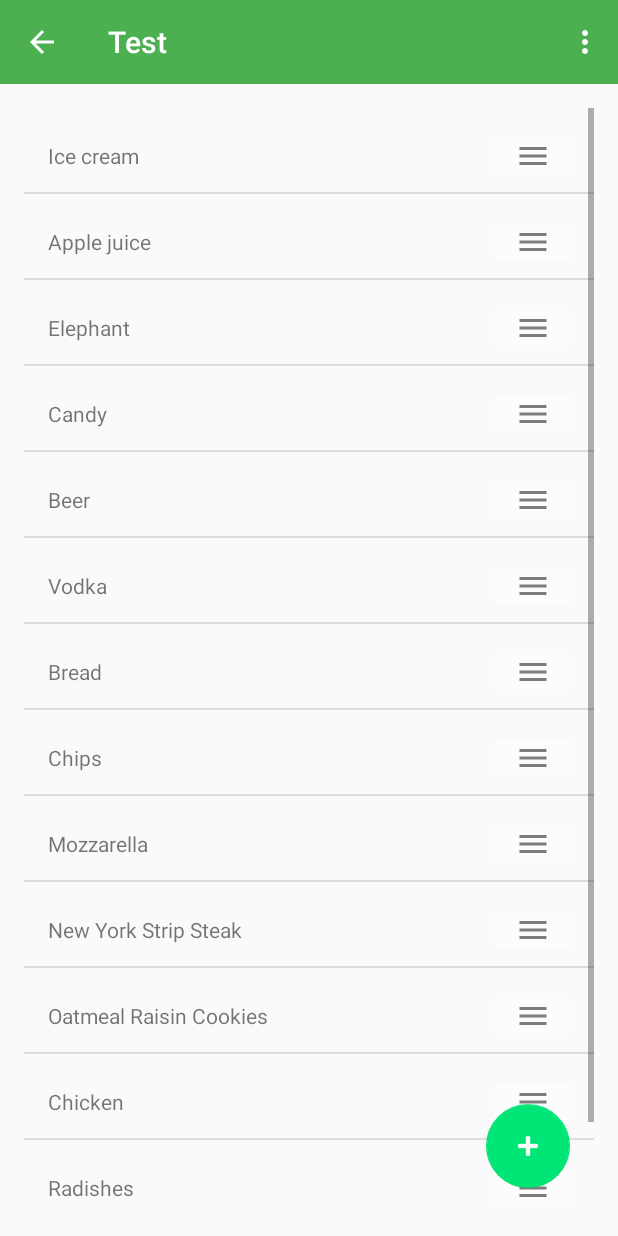
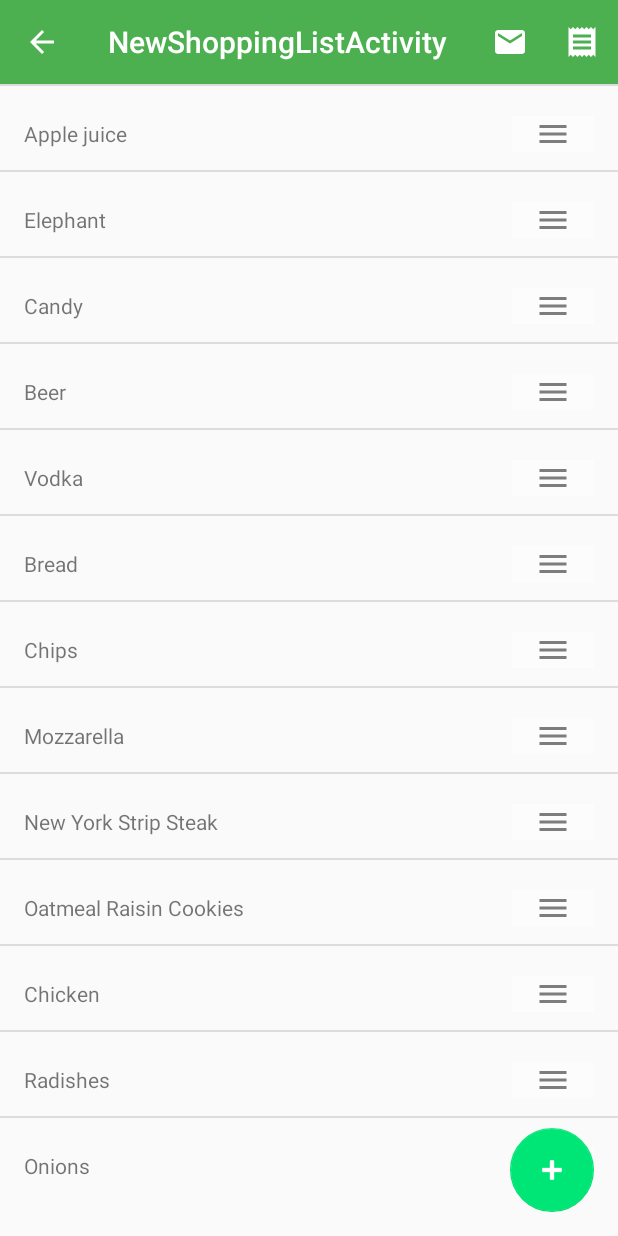
Before and after one commit to lawrencesmns/cmsc495, an Android app: the screen it shows after launch (MainActivity before the commit, NewShoppingListActivity after it), after a tap on "Create New Shopping List", on a phone screen of 412 x 824 dp. Run offline under Robolectric (Android 15) with nearby library versions, the phone set to English and light mode, and no system bars.

Commit message:
Finishing the newshoppinglist
Email, and new recipe button doesn't work, though. Drag and drop will be in next commit.

```diff
--- a/app/src/main/java/edu/umuc/cmsc495/shoppinglist/Objects/MainActivity.java
+++ b/app/src/main/java/edu/umuc/cmsc495/shoppinglist/Objects/MainActivity.java
@@ -14,9 +14,9 @@ import android.view.View;
 import android.widget.Button;
 
 import edu.umuc.cmsc495.shoppinglist.R;
-import edu.umuc.cmsc495.shoppinglist.UI.NewShoppingListFragment;
+import edu.umuc.cmsc495.shoppinglist.UI.*;
 
-public class MainActivity extends AppCompatActivity implements NewShoppingListFragment.OnFragmentInteractionListener {
+public class MainActivity extends AppCompatActivity {
 
     @Override
     protected void onCreate(Bundle savedInstanceState) {
@@ -30,7 +30,8 @@ public class MainActivity extends AppCompatActivity implements NewShoppingListFr
         Button btnNewShoppingList = (Button) findViewById(R.id.btn_new_list);
         btnNewShoppingList.setOnClickListener(new View.OnClickListener() {
             public void onClick(View v) {
-                launch(NewShoppingListFragment.class);
+                Intent intent = new Intent(v.getContext(), NewShoppingListActivity.class);
+                startActivity(intent);
             }
         });
 
@@ -57,24 +58,6 @@ public class MainActivity extends AppCompatActivity implements NewShoppingListFr
 
     }
 
-    void launch(Class<?> cls){
-        if(cls.getClass().isInstance(Fragment.class)){
-            Fragment newFragment = null;
-            try {
-                newFragment = (Fragment) cls.newInstance();
-            } catch (InstantiationException e) {
-                e.printStackTrace();
-            } catch (IllegalAccessException e) {
-                e.printStackTrace();
-            }
-            getSupportFragmentManager().beginTransaction()
-                    .replace(R.id.main_activity_container, newFragment).commit();
-        }else if(cls.getClass().isInstance(Activity.class)) {
-            Intent intent = new Intent(this, cls);
-            startActivity(intent);
-        }
-    }
-
     public boolean onCreateOptionsMenu(Menu menu) {
         MenuInflater inflater = getMenuInflater();
         inflater.inflate(R.menu.options_menu, menu);
@@ -96,9 +79,4 @@ public class MainActivity extends AppCompatActivity implements NewShoppingListFr
         return super.onOptionsItemSelected(item);
 
     }
-
-    @Override
-    public void onFragmentInteraction(Uri uri) {
-
-    }
 }
--- /dev/null
+++ b/app/src/main/java/edu/umuc/cmsc495/shoppinglist/UI/NewShoppingListActivity.java
@@ -0,0 +1,72 @@
+package edu.umuc.cmsc495.shoppinglist.UI;
+
+import android.os.Bundle;
+import android.support.design.widget.FloatingActionButton;
+import android.support.design.widget.Snackbar;
+import android.support.v7.app.ActionBar;
+import android.support.v7.app.AppCompatActivity;
+import android.support.v7.widget.Toolbar;
+import android.view.ContextMenu;
+import android.view.Menu;
+import android.view.MenuInflater;
+import android.view.View;
+import android.widget.ArrayAdapter;
+import android.widget.ListView;
+
+import java.util.ArrayList;
+import java.util.Arrays;
+import java.util.List;
+
+import edu.umuc.cmsc495.shoppinglist.R;
+
+public class NewShoppingListActivity extends AppCompatActivity {
+
+    @Override
+    protected void onCreate(Bundle savedInstanceState) {
+        super.onCreate(savedInstanceState);
+        initialize();
+
+        //this is dummy data!
+        String[] dummyRecipesArray = {
+                "Ice cream", "Apple juice", "Elephant", "Candy", "Beer", "Vodka", "Bread", "Chips",
+                "Mozzarella", "New York Strip Steak", "Oatmeal Raisin Cookies", "Chicken", "Radishes",
+                "Onions"
+        };
+
+        List<String> dummyRecipes = new ArrayList(Arrays.asList(dummyRecipesArray));
+        ArrayAdapter<String> mRecipeAdapter = new ArrayAdapter(this,
+                R.layout.list_item_new_shopping, R.id.list_item_recipename_textview, dummyRecipes);
+
+
+        // Inflate the layout for this fragment
+        ((ListView) findViewById(R.id.listview_recipesnew)).setAdapter(mRecipeAdapter);
+
+    }
+
+    @Override
+    public boolean onCreateOptionsMenu(Menu menu) {
+        MenuInflater inflater = getMenuInflater();
+        inflater.inflate(R.menu.new_shopping_list_actions, menu);
+        return true;
+    }
+
+    private void initialize(){
+
+        setContentView(R.layout.activity_new_shopping_list);
+        Toolbar mToolbar = (Toolbar) findViewById(R.id.new_shopping_list_toolbar);
+        setSupportActionBar(mToolbar);
+        getSupportActionBar().setDisplayHomeAsUpEnabled(true);
+
+        FloatingActionButton fab = (FloatingActionButton) findViewById(R.id.fab);
+        fab.setOnClickListener(new View.OnClickListener() {
+            @Override
+            public void onClick(View view) {
+                Snackbar.make(view, "Replace with your own action", Snackbar.LENGTH_LONG)
+                        .setAction("Action", null).show();
+            }
+        });
+    }
+
+
+
+}
--- a/app/src/main/java/edu/umuc/cmsc495/shoppinglist/UI/NewShoppingListFragment.java
+++ /dev/null
@@ -1,129 +0,0 @@
-package edu.umuc.cmsc495.shoppinglist.UI;
-
-import android.content.Context;
-import android.net.Uri;
-import android.os.Bundle;
-import android.support.v4.app.Fragment;
-import android.support.v7.app.ActionBar;
-import android.support.v7.app.AppCompatActivity;
-import android.view.LayoutInflater;
-import android.view.View;
-import android.view.ViewGroup;
-import android.widget.ArrayAdapter;
-import android.widget.ListView;
-
-import java.util.ArrayList;
-import java.util.Arrays;
-import java.util.List;
-
-import edu.umuc.cmsc495.shoppinglist.R;
-
-/**
- * A simple {@link Fragment} subclass.
- * Activities that contain this fragment must implement the
- * {@link NewShoppingListFragment.OnFragmentInteractionListener} interface
- * to handle interaction events.
- * Use the {@link NewShoppingListFragment#newInstance} factory method to
- * create an instance of this fragment.
- */
-public class NewShoppingListFragment extends Fragment {
-    ArrayAdapter<String> mRecipeAdapter;
-
-
-
-    private OnFragmentInteractionListener mListener;
-
-    public NewShoppingListFragment() {
-        // Required empty public constructor
-    }
-
-    /**
-     * Use this factory method to create a new instance of
-     * this fragment using the provided parameters.
-     *
-     * @param param1 Parameter 1.
-     * @param param2 Parameter 2.
-     * @return A new instance of fragment NewShoppingListFragment.
-     */
-    // TODO: Rename and change types and number of parameters
-    public static NewShoppingListFragment newInstance(String param1, String param2) {
-        NewShoppingListFragment fragment = new NewShoppingListFragment();
-        Bundle args = new Bundle();
-
-        fragment.setArguments(args);
-        return fragment;
-    }
-
-    @Override
-    public void onCreate(Bundle savedInstanceState) {
-        super.onCreate(savedInstanceState);
-
-        ActionBar actionBar = ((AppCompatActivity) getActivity()).getSupportActionBar();
-        actionBar.setTitle("Test");
-        actionBar.setDisplayHomeAsUpEnabled(true);
-
-    }
-
-    @Override
-    public View onCreateView(LayoutInflater inflater, ViewGroup container,
-                             Bundle savedInstanceState) {
-        //this is dummy data!
-        String[] dummyRecipesArray = {
-                "Ice cream", "Apple juice", "Elephant", "Candy", "Beer", "Vodka", "Bread", "Chips",
-                "Mozzarella", "New York Strip Steak", "Oatmeal Raisin Cookies", "Chicken", "Radishes",
-                "Onions"
-        };
-
-        List<String> dummyRecipes = new ArrayList(Arrays.asList(dummyRecipesArray));
-        mRecipeAdapter = new ArrayAdapter(getActivity(),
-                R.layout.list_item_new_shopping, R.id.list_item_recipename_textview, dummyRecipes);
-
-
-        // Inflate the layout for this fragment
-        View rootView = inflater.inflate(R.layout.fragment_new_shopping_list, container, false);
-
-        ListView listView = (ListView) rootView.findViewById(R.id.listview_recipesnew);
-        listView.setAdapter(mRecipeAdapter);
-        return rootView;
-    }
-
-    // TODO: Rename method, update argument and hook method into UI event
-    public void onButtonPressed(Uri uri) {
-        if (mListener != null) {
-            mListener.onFragmentInteraction(uri);
-        }
-    }
-
-    @Override
-    public void onAttach(Context context) {
-        super.onAttach(context);
-        if (context instanceof OnFragmentInteractionListener) {
-            mListener = (OnFragmentInteractionListener) context;
-        } else {
-            throw new RuntimeException(context.toString()
-                    + " must implement OnFragmentInteractionListener");
-        }
-    }
-
-    @Override
-    public void onDetach() {
-        super.onDetach();
-        mListener = null;
-    }
-
-    /**
-     * This interface must be implemented by activities that contain this
-     * fragment to allow an interaction in this fragment to be communicated
-     * to the activity and potentially other fragments contained in that
-     * activity.
-     * <p/>
-     * See the Android Training lesson <a href=
-     * "http://developer.android.com/training/basics/fragments/communicating.html"
-     * >Communicating with Other Fragments</a> for more information.
-     */
-    public interface OnFragmentInteractionListener {
-        // TODO: Update argument type and name
-        void onFragmentInteraction(Uri uri);
-    }
-
-}
--- /dev/null
+++ b/app/src/main/res/drawable/ic_mail_black_24dp.xml
@@ -0,0 +1,9 @@
+<vector xmlns:android="http://schemas.android.com/apk/res/android"
+        android:width="24dp"
+        android:height="24dp"
+        android:viewportWidth="24.0"
+        android:viewportHeight="24.0">
+    <path
+        android:fillColor="@android:color/white"
+        android:pathData="M20,4L4,4c-1.1,0 -1.99,0.9 -1.99,2L2,18c0,1.1 0.9,2 2,2h16c1.1,0 2,-0.9 2,-2L22,6c0,-1.1 -0.9,-2 -2,-2zM20,8l-8,5 -8,-5L4,6l8,5 8,-5v2z"/>
+</vector>
--- /dev/null
+++ b/app/src/main/res/drawable/ic_receipt_black_24dp.xml
@@ -0,0 +1,9 @@
+<vector xmlns:android="http://schemas.android.com/apk/res/android"
+        android:width="24dp"
+        android:height="24dp"
+        android:viewportWidth="24.0"
+        android:viewportHeight="24.0">
+    <path
+        android:fillColor="@android:color/white"
+        android:pathData="M18,17L6,17v-2h12v2zM18,13L6,13v-2h12v2zM18,9L6,9L6,7h12v2zM3,22l1.5,-1.5L6,22l1.5,-1.5L9,22l1.5,-1.5L12,22l1.5,-1.5L15,22l1.5,-1.5L18,22l1.5,-1.5L21,22L21,2l-1.5,1.5L18,2l-1.5,1.5L15,2l-1.5,1.5L12,2l-1.5,1.5L9,2 7.5,3.5 6,2 4.5,3.5 3,2v20z"/>
+</vector>
--- a/app/src/main/res/layout/fragment_new_shopping_list.xml
+++ b/app/src/main/res/layout/activity_new_shopping_list.xml
@@ -3,7 +3,7 @@
     android:layout_width="match_parent"
     android:layout_height="match_parent"
     xmlns:app="http://schemas.android.com/apk/res-auto"
-    tools:context="edu.umuc.cmsc495.shoppinglist.UI.NewShoppingListFragment">
+    tools:context=".UI.NewShoppingListActivity">
 
     <ListView
         android:layout_width="match_parent"
@@ -19,4 +19,13 @@
         android:tint="@android:color/white"
         android:src="@android:drawable/ic_input_add" />
 
+    <android.support.v7.widget.Toolbar
+        android:id="@+id/new_shopping_list_toolbar"
+        android:layout_width="match_parent"
+        android:layout_height="?attr/actionBarSize"
+        android:background="?attr/colorPrimary"
+        android:elevation="4dp"
+        app:theme="@style/ThemeOverlay.AppCompat.Dark.ActionBar"
+        app:popupTheme="@style/ThemeOverlay.AppCompat.Light" />
+
 </FrameLayout>
--- /dev/null
+++ b/app/src/main/res/menu/new_shopping_list_actions.xml
@@ -0,0 +1,16 @@
+<?xml version="1.0" encoding="utf-8"?>
+<menu xmlns:android="http://schemas.android.com/apk/res/android"
+    xmlns:app="http://schemas.android.com/apk/res-auto">
+    <!-- "Mark Favorite", should appear as action button if possible -->
+    <item
+        android:id="@+id/action_email"
+        android:icon="@drawable/ic_mail_black_24dp"
+        android:title="test"
+        app:showAsAction="ifRoom"/>
+    <item
+        android:id="@+id/action_addRecipe"
+        android:icon="@drawable/ic_receipt_black_24dp"
+        android:title="test"
+        app:showAsAction="ifRoom"/>
+
+</menu>
--- /dev/null
+++ b/app/src/main/res/values-v21/styles.xml
@@ -0,0 +1,9 @@
+<resources>
+
+    <style name="AppTheme.NoActionBar">
+        <item name="windowActionBar">false</item>
+        <item name="windowNoTitle">true</item>
+        <item name="android:windowDrawsSystemBarBackgrounds">true</item>
+        <item name="android:statusBarColor">@android:color/transparent</item>
+    </style>
+</resources>
--- a/app/src/main/res/values/strings.xml
+++ b/app/src/main/res/values/strings.xml
@@ -6,6 +6,7 @@
     <string name="btn_manage_list">Manage Shopping List</string>
     <string name="btn_new_recipe">Create New Recipe</string>
     <string name="btn_manage_recipes">Manage Recipes</string>
+    <string name="title_activity_new_shopping_list">NewShoppingListActivity</string>
 
 
 </resources>
--- a/app/src/main/res/values/styles.xml
+++ b/app/src/main/res/values/styles.xml
@@ -14,4 +14,11 @@
         <item name="android:textColor">@color/buttonForeColor</item>
         <item name="android:textSize">16sp</item>
     </style>
+
+    <style name="AppTheme.NoActionBar">
+        <item name="windowActionBar">false</item>
+        <item name="windowNoTitle">true</item>
+    </style>
+
+
 </resources>
```
Also changed, not shown: app/src/main/AndroidManifest.xml (+15 -3 lines), app/src/main/res/layout/content_new_shopping_list.xml (added, +15 -0 lines).
